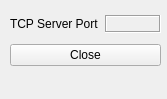
This is plotguimain.ui in d-wizard/plotter as Qt 5 draws it before an edit. The edited form follows.
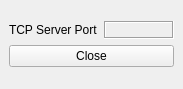
This is the edited form.

```diff
--- a/plotguimain.ui
+++ b/plotguimain.ui
@@ -6,8 +6,8 @@
    <rect>
     <x>0</x>
     <y>0</y>
-    <width>167</width>
-    <height>99</height>
+    <width>175</width>
+    <height>89</height>
    </rect>
   </property>
   <property name="sizePolicy">
@@ -20,15 +20,8 @@
    <string>Plot GUI Main</string>
   </property>
   <widget class="QWidget" name="centralwidget">
-   <widget class="QWidget" name="verticalLayoutWidget">
-    <property name="geometry">
-     <rect>
-      <x>10</x>
-      <y>10</y>
-      <width>151</width>
-      <height>61</height>
-     </rect>
-    </property>
+   <layout class="QGridLayout" name="gridLayout">
+    <item row="0" column="0">
     <layout class="QVBoxLayout" name="verticalLayout">
      <item>
       <layout class="QHBoxLayout" name="horizontalLayout">
@@ -47,6 +40,12 @@
            <verstretch>0</verstretch>
           </sizepolicy>
          </property>
+          <property name="minimumSize">
+           <size>
+            <width>70</width>
+            <height>0</height>
+           </size>
+          </property>
          <property name="frameShape">
           <enum>QFrame::Box</enum>
          </property>
@@ -68,7 +67,8 @@
       </widget>
      </item>
     </layout>
-   </widget>
+    </item>
+   </layout>
   </widget>
   <widget class="QMenuBar" name="menubar">
    <property name="geometry">
```
Left out of the diff: 2 changed lines with no effect on the pictures. Lines whose indentation alone changed are shown as unchanged.
